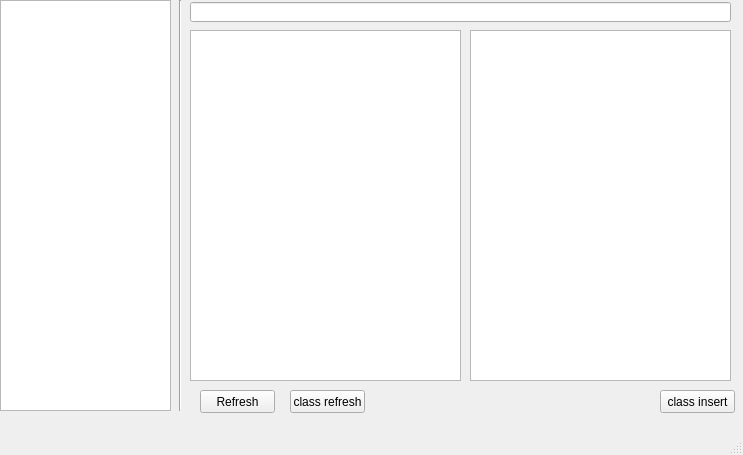
This is mainwindow.ui in athl64/db_accounts as Qt 5 draws it before an edit. The edited form follows.
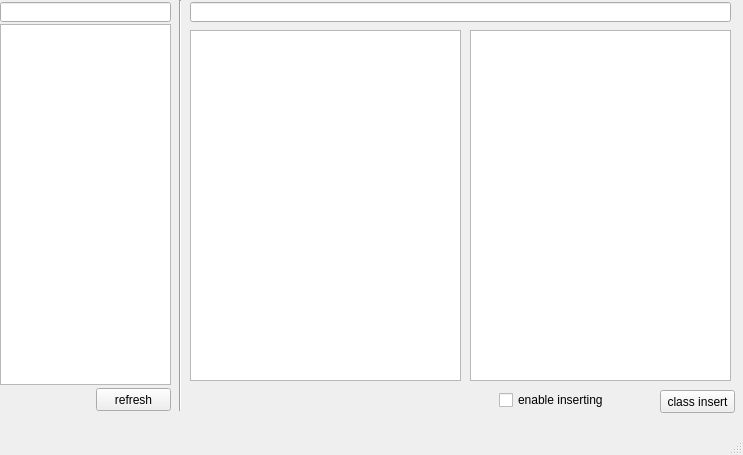
This is the edited form.

```diff
--- a/mainwindow.ui
+++ b/mainwindow.ui
@@ -14,26 +14,13 @@
    <string>MainWindow</string>
   </property>
   <widget class="QWidget" name="centralWidget">
-   <widget class="QPushButton" name="pushButton">
-    <property name="geometry">
-     <rect>
-      <x>200</x>
-      <y>390</y>
-      <width>75</width>
-      <height>23</height>
-     </rect>
-    </property>
-    <property name="text">
-     <string>Refresh</string>
-    </property>
-   </widget>
    <widget class="QListWidget" name="listWidget">
     <property name="geometry">
      <rect>
       <x>0</x>
-      <y>0</y>
+      <y>24</y>
       <width>171</width>
-      <height>411</height>
+      <height>361</height>
      </rect>
     </property>
    </widget>
@@ -73,14 +60,14 @@
    <widget class="QPushButton" name="pushButton_2">
     <property name="geometry">
      <rect>
-      <x>290</x>
-      <y>390</y>
+      <x>96</x>
+      <y>388</y>
       <width>75</width>
       <height>23</height>
      </rect>
     </property>
     <property name="text">
-     <string>class refresh</string>
+     <string>refresh</string>
     </property>
    </widget>
    <widget class="QTextEdit" name="textEdit_2">
@@ -106,6 +93,42 @@
      <string>class insert</string>
     </property>
    </widget>
+   <widget class="QLineEdit" name="lineEdit_2">
+    <property name="geometry">
+     <rect>
+      <x>0</x>
+      <y>2</y>
+      <width>171</width>
+      <height>20</height>
+     </rect>
+    </property>
+   </widget>
+   <widget class="QLabel" name="label">
+    <property name="geometry">
+     <rect>
+      <x>0</x>
+      <y>390</y>
+      <width>91</width>
+      <height>21</height>
+     </rect>
+    </property>
+    <property name="text">
+     <string/>
+    </property>
+   </widget>
+   <widget class="QCheckBox" name="checkBox">
+    <property name="geometry">
+     <rect>
+      <x>499</x>
+      <y>390</y>
+      <width>121</width>
+      <height>20</height>
+     </rect>
+    </property>
+    <property name="text">
+     <string>enable inserting</string>
+    </property>
+   </widget>
   </widget>
   <widget class="QMenuBar" name="menuBar">
    <property name="geometry">
```
